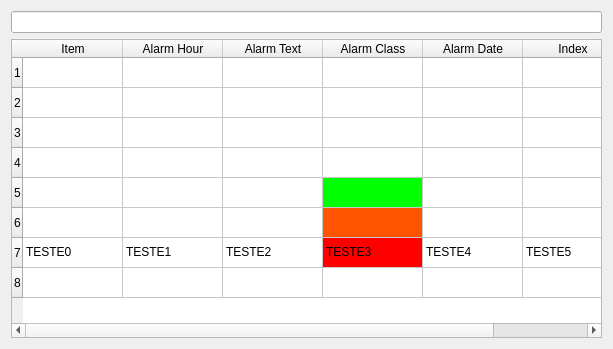
Qt form myInterface/alarmScreen.ui (semissatto2/Interface_files) before a commit.
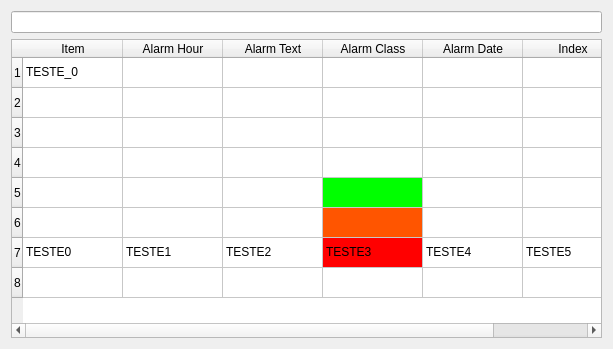
The same form after that commit.

What changed in the file:
```diff
--- a/myInterface/alarmScreen.ui
+++ b/myInterface/alarmScreen.ui
@@ -77,7 +77,15 @@
          <string>Index</string>
         </property>
        </column>
+       <item row="0" column="0">
+        <property name="text">
+         <string>TESTE_0</string>
+        </property>
+       </item>
        <item row="4" column="3">
+        <property name="text">
+         <string/>
+        </property>
         <property name="background">
          <brush brushstyle="SolidPattern">
           <color alpha="255">
@@ -89,6 +97,9 @@
         </property>
        </item>
        <item row="5" column="3">
+        <property name="text">
+         <string/>
+        </property>
         <property name="background">
          <brush brushstyle="SolidPattern">
           <color alpha="255">
```
Left out of the diff: 12 changed lines with no effect on the pictures.
